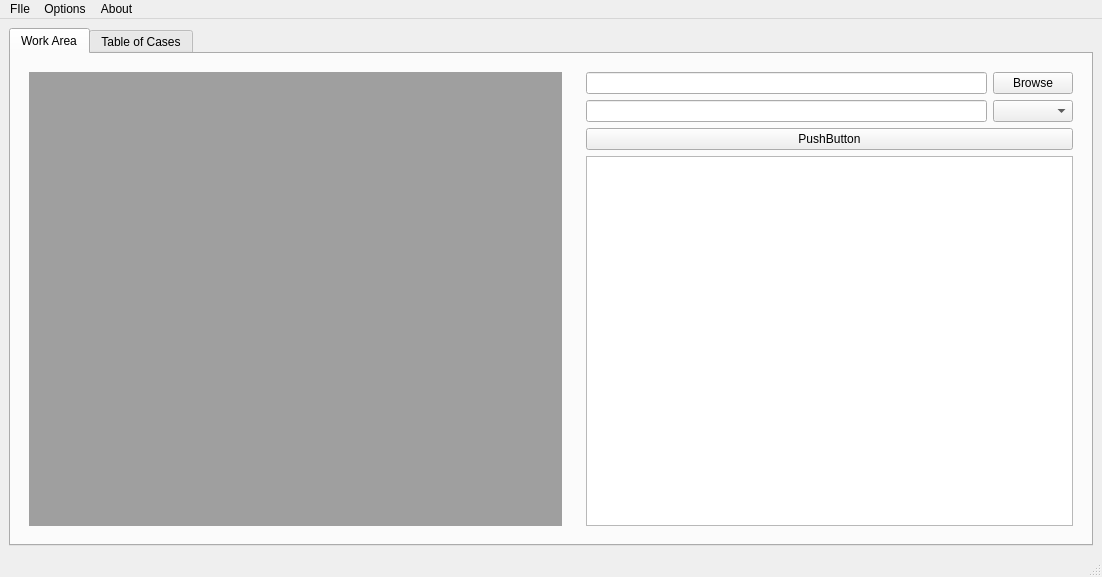
The window that Lab4Dir/GUI/mainwindow.ui (LazarevY/CPPLabls) describes before a commit, drawn with Qt 5.
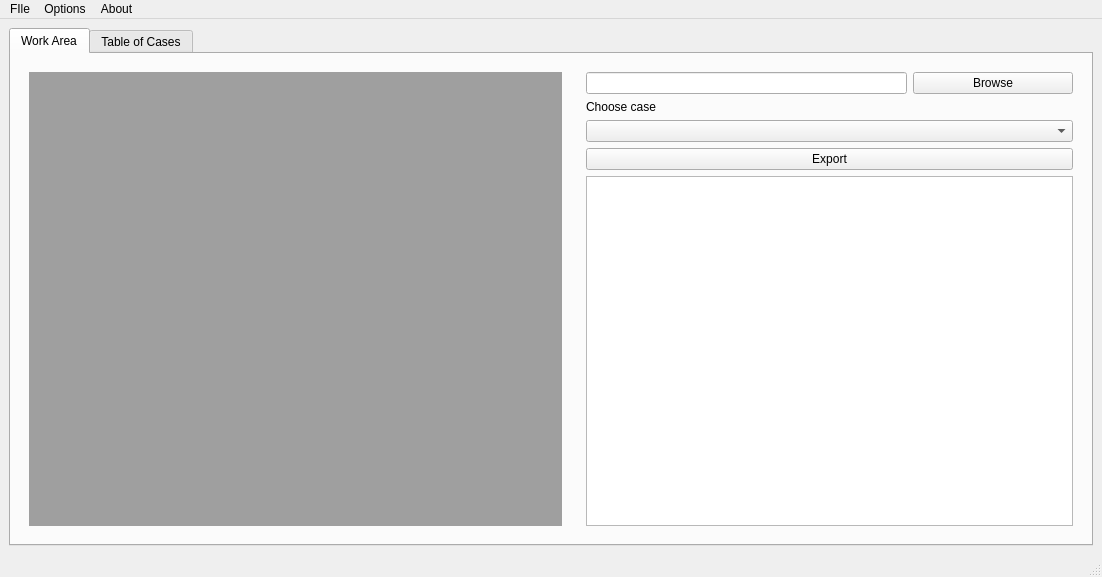
The same window after the commit. The open tabs and pages were chosen to show the change.

```diff
--- a/Lab4Dir/GUI/mainwindow.ui
+++ b/Lab4Dir/GUI/mainwindow.ui
@@ -43,14 +43,12 @@
            </size>
           </property>
           <layout class="QGridLayout" name="gridLayout_3">
-           <item row="5" column="0" colspan="2">
-            <widget class="QTextEdit" name="logTextArea"/>
-           </item>
-           <item row="0" column="0">
-            <widget class="QLineEdit" name="pathEdit"/>
-           </item>
-           <item row="1" column="0">
-            <widget class="QLineEdit" name="wordEdit"/>
+           <item row="6" column="0" colspan="2">
+            <widget class="QTextEdit" name="logTextArea">
+             <property name="readOnly">
+              <bool>true</bool>
+             </property>
+            </widget>
            </item>
            <item row="0" column="1">
             <widget class="QPushButton" name="browseButton">
@@ -59,13 +57,46 @@
              </property>
             </widget>
            </item>
-           <item row="1" column="1">
-            <widget class="QComboBox" name="caseComboBox"/>
+           <item row="0" column="0">
+            <widget class="QLineEdit" name="pathEdit">
+             <property name="sizePolicy">
+              <sizepolicy hsizetype="Expanding" vsizetype="Fixed">
+               <horstretch>2</horstretch>
+               <verstretch>0</verstretch>
+              </sizepolicy>
+             </property>
+             <property name="readOnly">
+              <bool>true</bool>
+             </property>
+            </widget>
+           </item>
+           <item row="5" column="0" colspan="2">
+            <widget class="QPushButton" name="exportButton">
+             <property name="text">
+              <string>Export</string>
+             </property>
+            </widget>
            </item>
            <item row="4" column="0" colspan="2">
-            <widget class="QPushButton" name="searchArea">
+            <widget class="QComboBox" name="caseComboBox">
+             <property name="sizePolicy">
+              <sizepolicy hsizetype="Minimum" vsizetype="Fixed">
+               <horstretch>1</horstretch>
+               <verstretch>0</verstretch>
+              </sizepolicy>
+             </property>
+            </widget>
+           </item>
+           <item row="1" column="0" colspan="2">
+            <widget class="QLabel" name="label_2">
+             <property name="sizePolicy">
+              <sizepolicy hsizetype="Preferred" vsizetype="Preferred">
+               <horstretch>0</horstretch>
+               <verstretch>0</verstretch>
+              </sizepolicy>
+             </property>
              <property name="text">
-              <string>PushButton</string>
+              <string>Choose case</string>
              </property>
             </widget>
            </item>
```
Left out of the diff: 3 changed lines with no effect on the pictures.
